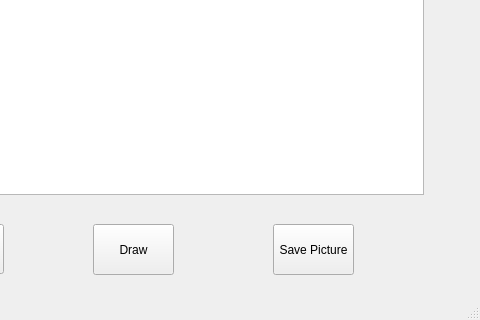
Qt form cpp/qt/BuildTree/GraphicTree/BinaryTree/BinaryTree/mainwindow.ui (EdisoNewtong/Vector) before a commit; both pictures show x 847 to 1327 and y 366 to 686 of the 1327 by 686 pixel window.
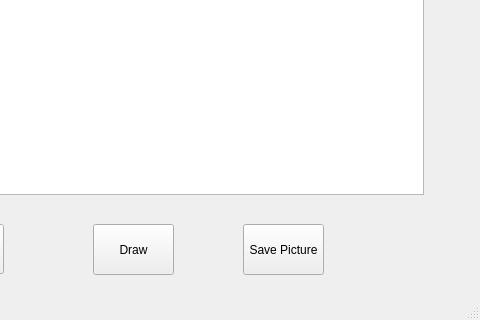
The same form after that commit. Custom widgets are drawn as their Qt base class.

```diff
--- a/cpp/qt/BuildTree/GraphicTree/BinaryTree/BinaryTree/mainwindow.ui
+++ b/cpp/qt/BuildTree/GraphicTree/BinaryTree/BinaryTree/mainwindow.ui
@@ -111,7 +111,7 @@
    <widget class="QPushButton" name="saveGraphicBtn">
     <property name="geometry">
      <rect>
-      <x>1120</x>
+      <x>1090</x>
       <y>590</y>
       <width>81</width>
       <height>51</height>
```
